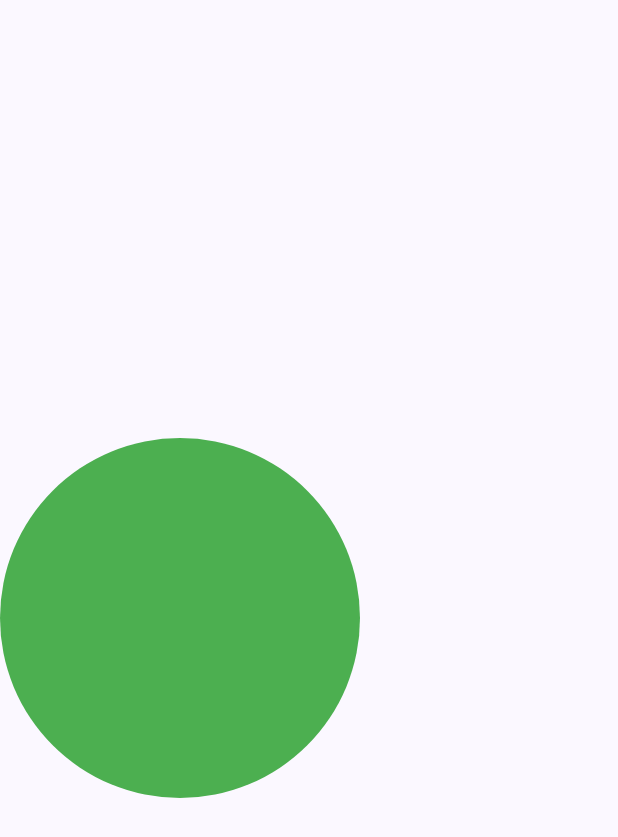
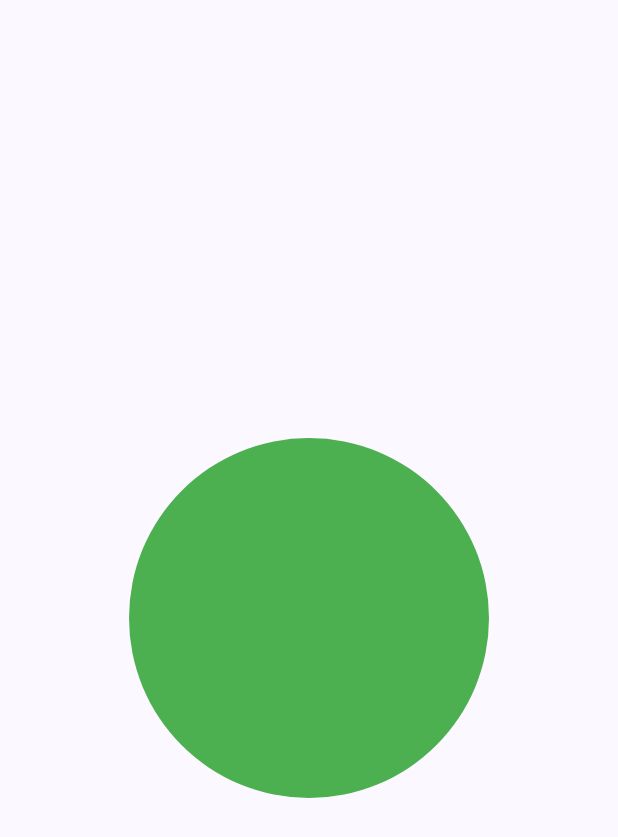
Before and after one commit to jejenjaenudin0895/Tugas_week_6_-1125170031-, a Flutter app: the screen it shows after launch, on a phone screen of 412 x 824 dp. Shown: the top 837 px of the screen. Run offline on Flutter 3.47's test engine with Material 3 defaults, Android fonts, the phone set to English and light mode, and no system bars.

Commit message:
column posisi tengah

```diff
--- a/lib/screen/splash_screen_1.dart
+++ b/lib/screen/splash_screen_1.dart
@@ -7,7 +7,8 @@ class MySplashScreen1 extends StatelessWidget {
   Widget build(BuildContext context) {
     return Scaffold(
          body: //SingleChildScrollView(
-         Column(
+         Center(
+           child: Column(
              mainAxisAlignment: MainAxisAlignment.center,
              children: [
                Container(
@@ -19,6 +20,7 @@ class MySplashScreen1 extends StatelessWidget {
                ),
              ],
             ),
+         ),
          );
 
 
```
Lines whose indentation alone changed are shown as unchanged.
